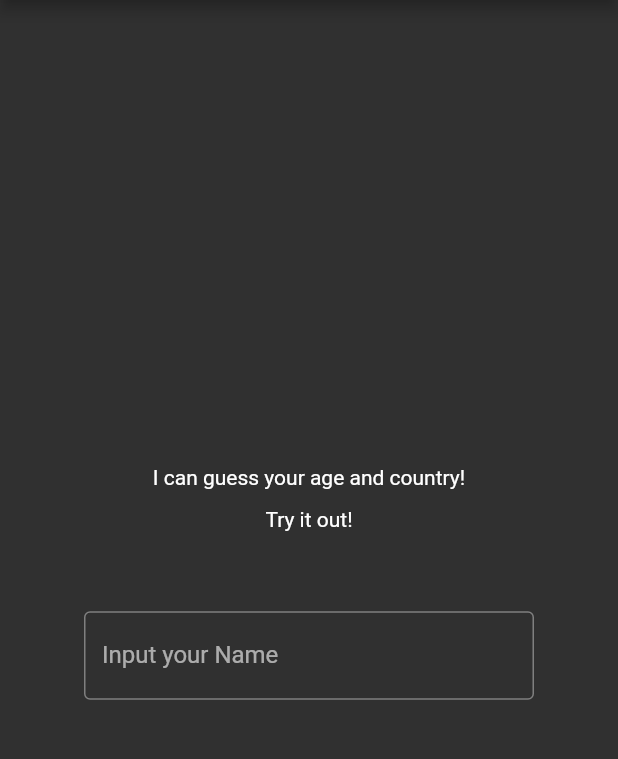
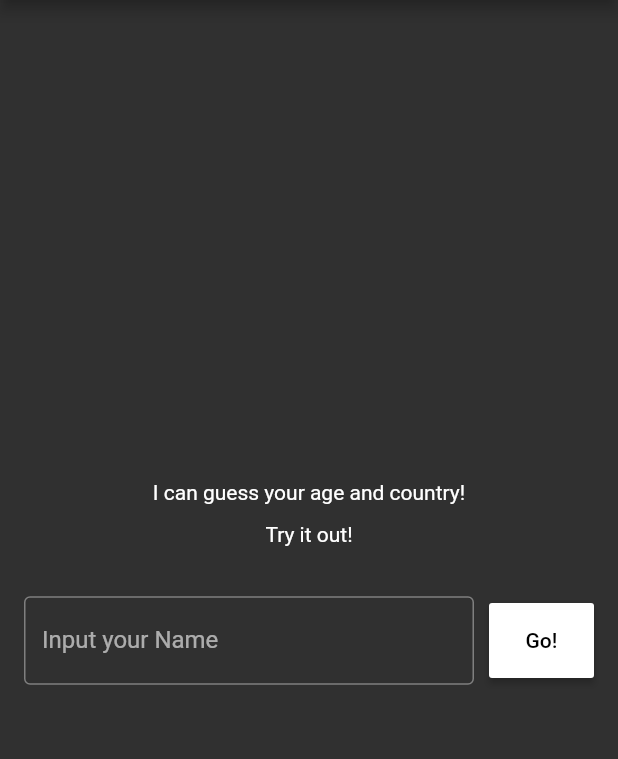
Before and after one commit to MalteMagnussen/flutterhobby, a Flutter app: the screen it shows after launch, on a phone screen of 412 x 824 dp, the part 84-843 px from its top. Run offline on Flutter 3.47's test engine with Material 2 defaults, Android fonts, the phone set to English and light mode, and no system bars.

Commit message:
Added a button for submitting instead of enter on the keyboard, which didnt work on phones.

```diff
--- a/lib/main.dart
+++ b/lib/main.dart
@@ -30,7 +30,8 @@ class _MyHomePageState extends State<MyHomePage> {
   late TextEditingController _controller;
   late PersonsAge person;
   bool loading = false;
-
+  final _formKey = GlobalKey<FormState>();
+  late String value = "";
   @override
   void initState() {
     super.initState();
@@ -59,12 +60,17 @@ class _MyHomePageState extends State<MyHomePage> {
               style: TextStyle(height: 2),
             ),
           ),
-          SizedBox(
-            height: 50,
+          const SizedBox(
+            height: 30,
           ),
           loading
               ? const CircularProgressIndicator()
-              : SizedBox(
+              : Form(
+                  key: _formKey,
+                  child: Row(
+                    mainAxisAlignment: MainAxisAlignment.center,
+                    children: [
+                      SizedBox(
                         width: 300,
                         child: TextField(
                           controller: _controller,
@@ -72,8 +78,23 @@ class _MyHomePageState extends State<MyHomePage> {
                             border: OutlineInputBorder(),
                             labelText: 'Input your Name',
                           ),
-                    onSubmitted: (String value) async {
+                          onChanged: (_value) => setState(() {
+                            value = _value;
+                          }),
+                        ),
+                      ),
+                      const SizedBox(
+                        width: 10,
+                      ),
+                      MaterialButton(
+                        height: 50,
+                        minWidth: 70,
+                        color: Theme.of(context).colorScheme.onPrimary,
+                        onPressed: () async {
                           value = value.trim();
+                          if (value.length < 2) {
+                            return;
+                          }
                           setState(() {
                             loading = true;
                           });
@@ -111,7 +132,8 @@ class _MyHomePageState extends State<MyHomePage> {
                               context: context,
                               builder: (BuildContext context) {
                                 return AlertDialog(
-                              title: const Text('Wow, your name is unique!'),
+                                  title:
+                                      const Text('Wow, your name is unique!'),
                                   content: const Text(
                                     "No one else is named that in the database.",
                                   ),
@@ -131,8 +153,12 @@ class _MyHomePageState extends State<MyHomePage> {
                             );
                           }
                         },
+                        child: const Text("Go!",
+                            style: TextStyle(color: Colors.black)),
                       ),
-                )
+                    ],
+                  ),
+                ),
         ],
       ),
     );
```
Lines whose indentation alone changed are shown as unchanged.
